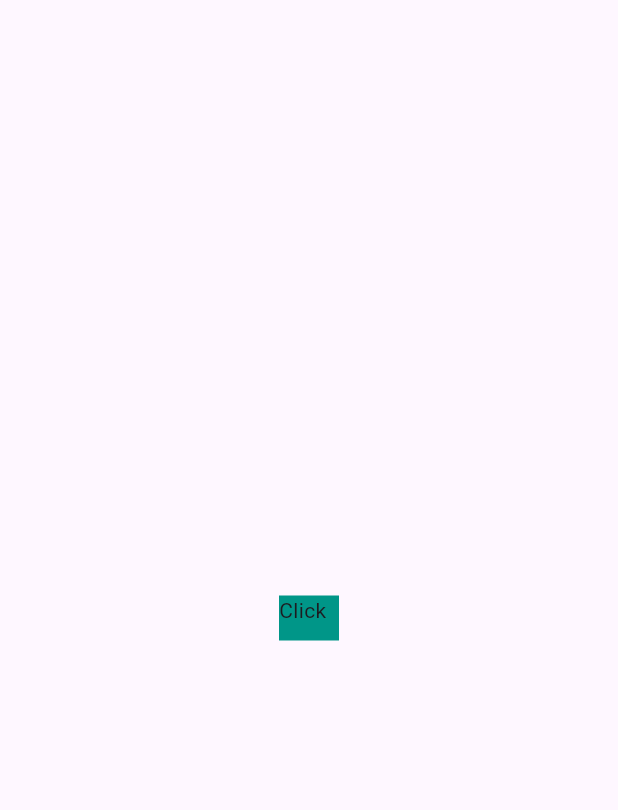
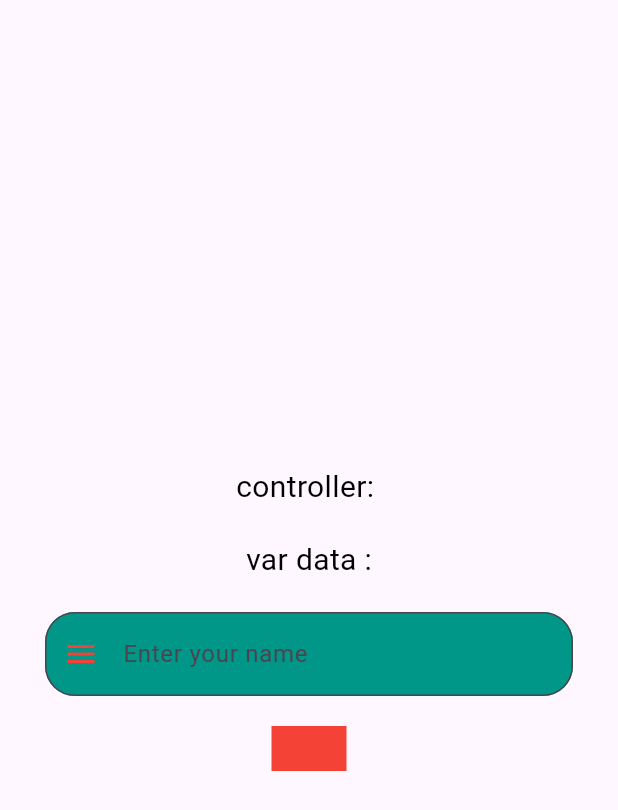
Before and after one commit to farhadkdm/batch2-code, a Flutter app: the MenuScreen screen opened directly, on a phone screen of 412 x 824 dp. Shown: the top 810 px of the screen. Run offline on Flutter 3.47's test engine with Material 3 defaults, Android fonts, the light colour scheme and no system bars; our stand-ins replace google_fonts.

Commit message:
text field

```diff
--- a/lib/nab_items/menu_screen.dart
+++ b/lib/nab_items/menu_screen.dart
@@ -1,17 +1,90 @@
+import 'package:batch2/widget/custom_text_field_widget.dart';
 import 'package:flutter/material.dart';
 
-class MenuScreen extends StatelessWidget {
-  const MenuScreen({super.key});
+class MenuScreen extends StatefulWidget {
+  MenuScreen({super.key});
+
+  @override
+  State<MenuScreen> createState() => _MenuScreenState();
+}
+
+class _MenuScreenState extends State<MenuScreen> {
+  TextEditingController nameController = TextEditingController();
+
+  var name = '';
+
+  GlobalKey<FormState> formKey = GlobalKey<FormState>();
 
   @override
   Widget build(BuildContext context) {
     return Scaffold(
       body: Center(
-        child: Container(
-          height: 30,
-          width: 40,
-          color: Colors.teal,
-          child: Text('Click')),
+        child: Form(
+          key: formKey,
+          child: Column(
+            mainAxisAlignment: MainAxisAlignment.center,
+            children: [
+              Text('controller: ${nameController.text}',
+              style: TextStyle(
+                color: Colors.black,
+                fontSize: 20
+              ),),
+              SizedBox(
+                height: 20,
+              ),
+              Text('var data :${name}',
+              style: TextStyle(
+                color: Colors.black,
+                fontSize: 20
+              ),),
+              SizedBox(
+                height: 20,
+              ),
+              Padding(
+                padding: const EdgeInsets.only(left: 30,right: 30),
+                child: CustomTextFieldWidget(
+                  controller: nameController,
+                  obscureText: false,
+                  keyboardType: TextInputType.name,
+                  prefixIcon: Icon(Icons.menu),
+                  prefixIconColor: Colors.red,
+                )
+              ),
+              SizedBox(
+                height: 20,
+              ),
+              InkWell(
+                onTap: () {
+                  if(formKey.currentState!.validate())
+                  {
+                    setState(() {
+                    nameController.text = nameController.text;
+                  });
+                  }
+
+                },
+                child: Container(
+                  height: 30,
+                  width: 50,
+                  color: Colors.red,
+                ),
+              )
+            ],
+          ),
+        )
+
+        // Row(
+        //   mainAxisAlignment: MainAxisAlignment.spaceAround,
+        //   // crossAxisAlignment: CrossAxisAlignment.center,
+        //   children: [
+        //     Text('Hello'),
+        //     Text('Hello1111'),
+        //     Text('Hello2222222'),
+        //     // Text('Hello333333333'),
+        //     // Text('Hello4444444444'),
+        //     // Text('Hello555'),
+        //   ],
+        // )
       )
     );
   }
--- /dev/null
+++ b/lib/widget/custom_text_field_widget.dart
@@ -0,0 +1,69 @@
+import 'package:flutter/material.dart';
+
+class CustomTextFieldWidget extends StatelessWidget {
+  const CustomTextFieldWidget({super.key, this.controller, this.onChanged, this.validator, this.keyboardType, this.prefixIcon, this.prefixIconColor, required this.obscureText});
+
+  final TextEditingController? controller;
+  final void Function(String)? onChanged;
+  final String? Function(String?)? validator;
+  final TextInputType? keyboardType;
+  final bool obscureText;
+  final Widget? prefixIcon;
+  final Color? prefixIconColor;
+
+  @override
+  Widget build(BuildContext context) {
+    return TextFormField(
+      style: TextStyle(),
+                  controller: controller,
+                  onChanged: onChanged,
+                  validator: validator,
+                  obscureText: obscureText,
+                  keyboardType: keyboardType,
+                  decoration: InputDecoration(
+                    fillColor: Colors.teal,
+                    filled: true,
+                    hintText: 'Enter your name',
+                    hintStyle: TextStyle(),
+                    // enabled: false,
+                    prefixIcon: prefixIcon,
+                    prefixIconColor: prefixIconColor,
+                    border: OutlineInputBorder(
+                      borderRadius: BorderRadius.circular(20),
+                      borderSide: BorderSide(
+                        color: Colors.black,
+                        width: 3
+                      )
+                    ),
+                    focusedBorder: OutlineInputBorder(
+                      borderRadius: BorderRadius.circular(20),
+                      borderSide: BorderSide(
+                        color: Colors.amber,
+                        width: 3
+                      )
+                    ),
+                    errorBorder: OutlineInputBorder(
+                      borderRadius: BorderRadius.circular(20),
+                      borderSide: BorderSide(
+                        color: Colors.black,
+                        width: 3
+                      )
+                    ),
+                    focusedErrorBorder: OutlineInputBorder(
+                      borderRadius: BorderRadius.circular(20),
+                      borderSide: BorderSide(
+                        color: Colors.black,
+                        width: 3
+                      )
+                    ),
+                    disabledBorder: OutlineInputBorder(
+                      borderRadius: BorderRadius.circular(20),
+                      borderSide: BorderSide(
+                        color: Colors.red,
+                        width: 3
+                      )
+                    ),
+                  ),
+                );
+  }
+}
```
